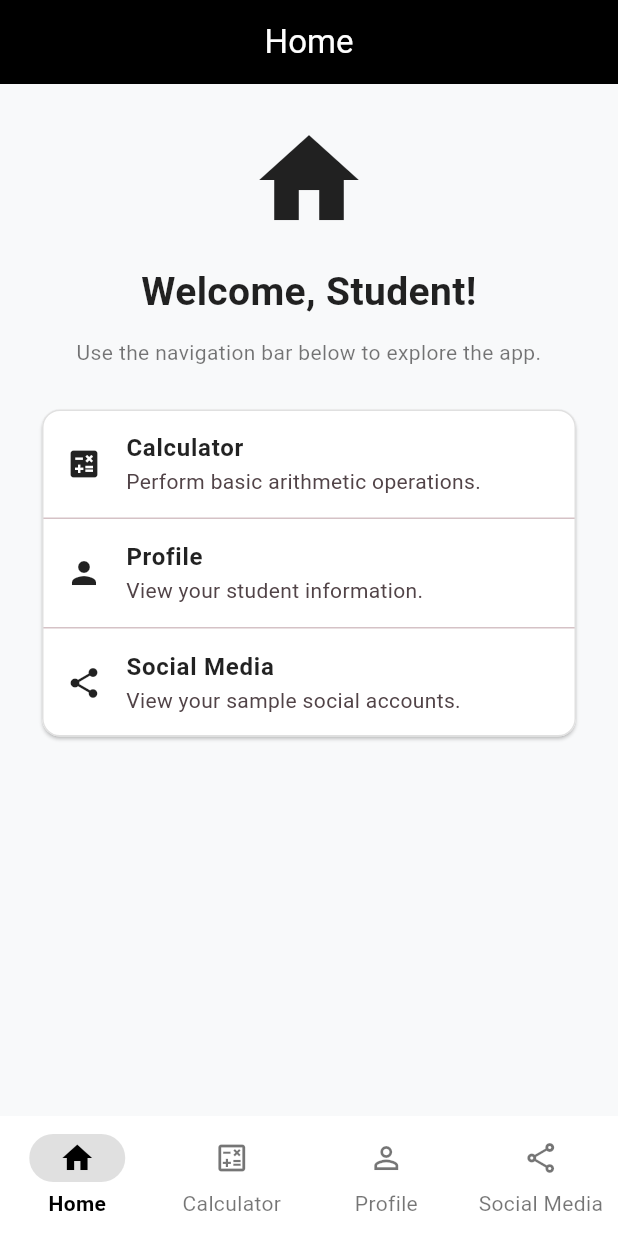
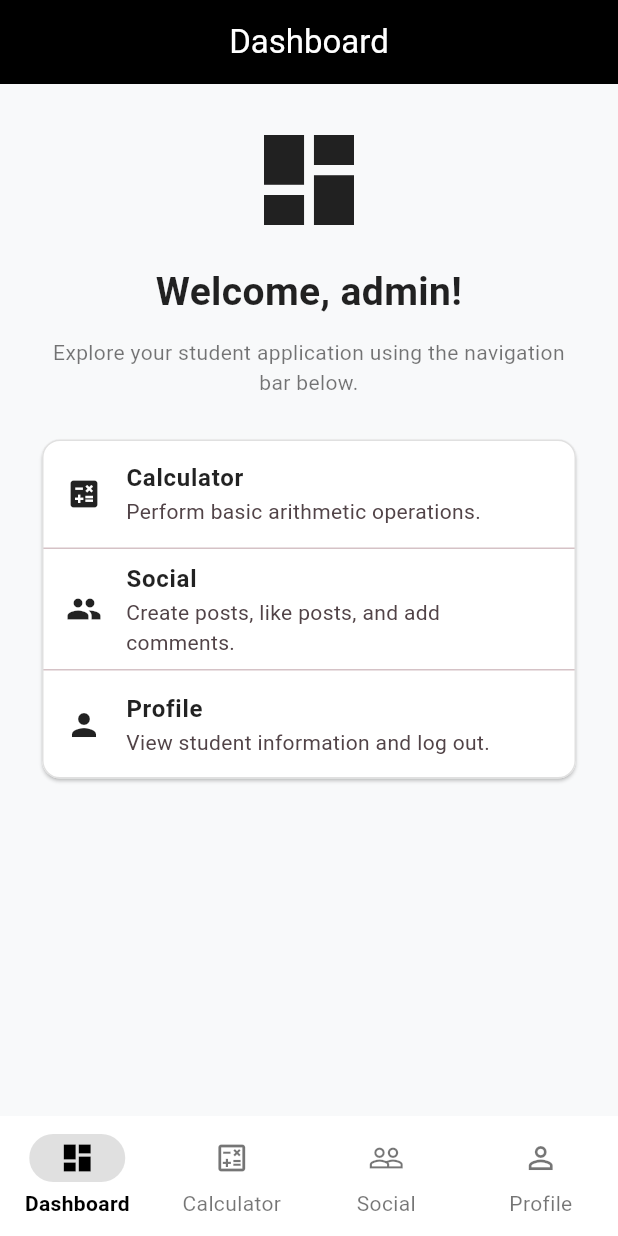
Before and after one commit to angelorosales055/Rosales_NavigationApp, a Flutter app: the MainScreen screen opened directly, on a phone screen of 412 x 824 dp. Run offline on Flutter 3.47's test engine with Material 3 defaults, Android fonts, the phone set to English and light mode, and no system bars; network calls fail.

Commit message:
roomact7

```diff
--- a/lib/calculator_screen.dart
+++ b/lib/calculator_screen.dart
@@ -56,8 +56,12 @@ class _CalculatorScreenState extends State<CalculatorScreen> {
         return;
     }
 
+    final formattedResult = answer == answer.roundToDouble()
+        ? answer.toStringAsFixed(1)
+        : answer.toString();
+
     setState(() {
-      result = answer.toString();
+      result = formattedResult;
       operationLabel = '$first $operation $second';
     });
   }
--- /dev/null
+++ b/lib/dashboard_page.dart
@@ -0,0 +1,90 @@
+import 'package:flutter/material.dart';
+
+class DashboardPage extends StatelessWidget {
+  final String username;
+
+  const DashboardPage({
+    super.key,
+    required this.username,
+  });
+
+  @override
+  Widget build(BuildContext context) {
+    return Scaffold(
+      appBar: AppBar(
+        title: const Text('Dashboard'),
+      ),
+      body: ListView(
+        padding: const EdgeInsets.all(24),
+        children: [
+          const Icon(
+            Icons.dashboard,
+            size: 80,
+            color: Colors.black87,
+          ),
+          const SizedBox(height: 16),
+
+          Text(
+            'Welcome, $username!',
+            textAlign: TextAlign.center,
+            style: const TextStyle(
+              fontSize: 26,
+              fontWeight: FontWeight.bold,
+              color: Colors.black87,
+            ),
+          ),
+          const SizedBox(height: 12),
+
+          const Text(
+            'Explore your student application using '
+            'the navigation bar below.',
+            textAlign: TextAlign.center,
+            style: TextStyle(color: Colors.black54),
+          ),
+          const SizedBox(height: 24),
+
+          const Card(
+            child: Column(
+              children: [
+                ListTile(
+                  leading: Icon(Icons.calculate, color: Colors.black87),
+                  title: Text(
+                    'Calculator',
+                    style: TextStyle(fontWeight: FontWeight.w600),
+                  ),
+                  subtitle: Text(
+                    'Perform basic arithmetic operations.',
+                  ),
+                ),
+                Divider(height: 1),
+
+                ListTile(
+                  leading: Icon(Icons.people, color: Colors.black87),
+                  title: Text(
+                    'Social',
+                    style: TextStyle(fontWeight: FontWeight.w600),
+                  ),
+                  subtitle: Text(
+                    'Create posts, like posts, and add comments.',
+                  ),
+                ),
+                Divider(height: 1),
+
+                ListTile(
+                  leading: Icon(Icons.person, color: Colors.black87),
+                  title: Text(
+                    'Profile',
+                    style: TextStyle(fontWeight: FontWeight.w600),
+                  ),
+                  subtitle: Text(
+                    'View student information and log out.',
+                  ),
+                ),
+              ],
+            ),
+          ),
+        ],
+      ),
+    );
+  }
+}
--- a/lib/main_screen.dart
+++ b/lib/main_screen.dart
@@ -1,8 +1,8 @@
 import 'package:flutter/material.dart';
-import 'home_page.dart';
+import 'demo_auth.dart';
+import 'dashboard_page.dart';
 import 'calculator_screen.dart';
 import 'profile_page.dart';
-import 'demo_auth.dart';
 import 'social_media/social_media.dart';
 
 class MainScreen extends StatefulWidget {
@@ -21,13 +21,13 @@ class _MainScreenState extends State<MainScreen> {
   void initState() {
     super.initState();
 
+    final username = DemoAuth.currentUsername ?? 'admin';
+
     pages = [
-      const HomePage(),
+      DashboardPage(username: username),
       const CalculatorScreen(),
-      const ProfilePage(),
-      SocialMediaPage(
-        username: DemoAuth.currentUsername ?? 'admin',
-      ),
+      SocialMediaPage(username: username),
+      ProfilePage(username: username),
     ];
   }
 
@@ -47,9 +47,9 @@ class _MainScreenState extends State<MainScreen> {
         },
         destinations: const [
           NavigationDestination(
-            icon: Icon(Icons.home_outlined),
-            selectedIcon: Icon(Icons.home),
-            label: 'Home',
+            icon: Icon(Icons.dashboard_outlined),
+            selectedIcon: Icon(Icons.dashboard),
+            label: 'Dashboard',
           ),
           NavigationDestination(
             icon: Icon(Icons.calculate_outlined),
@@ -57,14 +57,14 @@ class _MainScreenState extends State<MainScreen> {
             label: 'Calculator',
           ),
           NavigationDestination(
+            icon: Icon(Icons.people_outline),
+            selectedIcon: Icon(Icons.people),
+            label: 'Social',
+          ),
+          NavigationDestination(
             icon: Icon(Icons.person_outline),
             selectedIcon: Icon(Icons.person),
             label: 'Profile',
-          ),
-          NavigationDestination(
-            icon: Icon(Icons.share_outlined),
-            selectedIcon: Icon(Icons.share),
-            label: 'Social Media',
           ),
         ],
       ),
```
Also changed, not shown: lib/profile_page.dart (+24 -32 lines).
